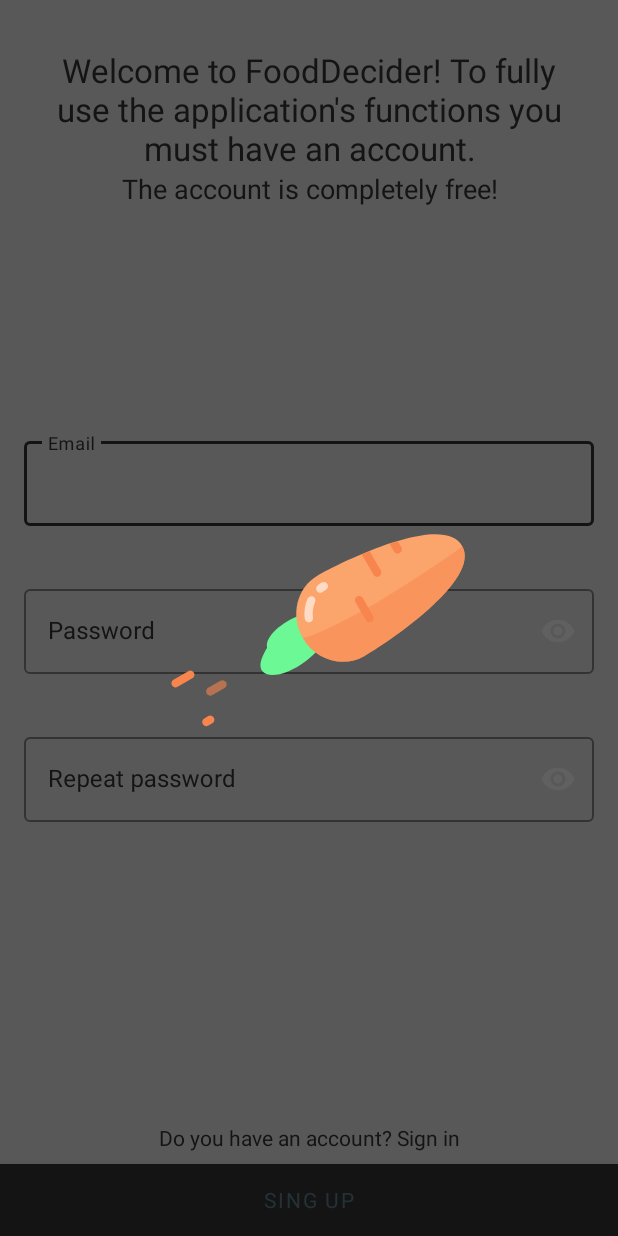
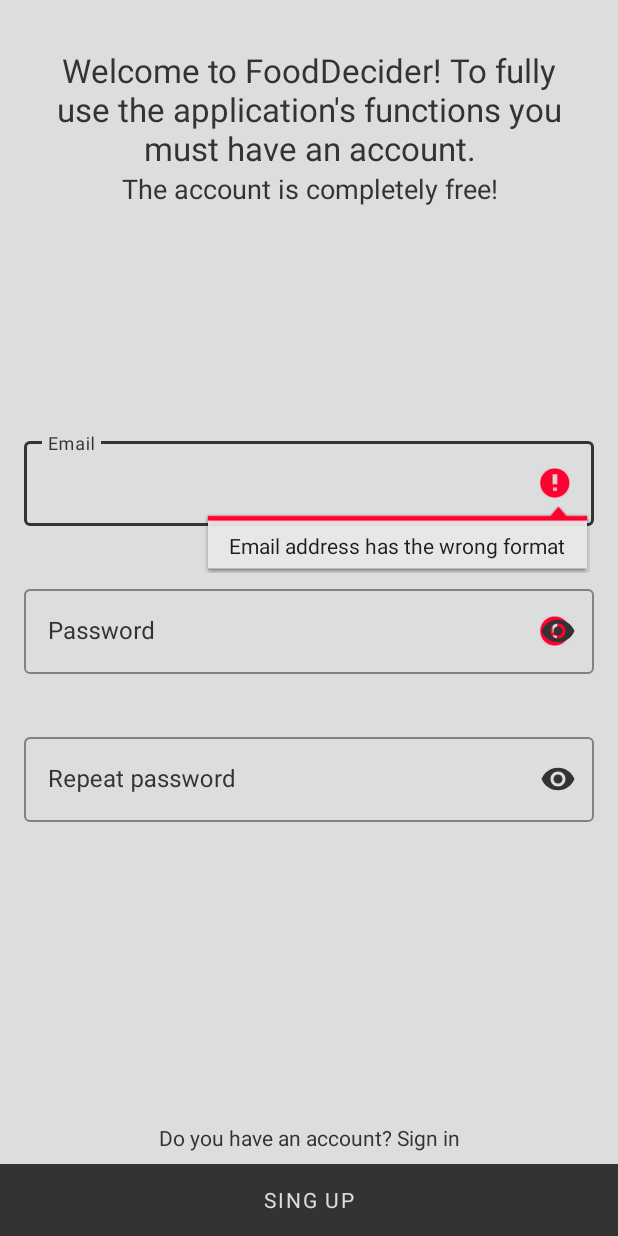
Before and after one commit to RowickaM/fooddecider, an Android app: the RegistrationActivity screen opened directly, with no data from a screen before it, after a tap on "SING UP", on a phone screen of 412 x 824 dp. Run offline under Robolectric (Android 15) with nearby library versions, the light colour scheme and no system bars; Roboto replaces fonts that are not available here.

Commit message:
form validation

```diff
--- a/app/build.gradle
+++ b/app/build.gradle
@@ -32,7 +32,6 @@
     implementation 'androidx.appcompat:appcompat:1.1.0'
     implementation 'androidx.core:core-ktx:1.3.0'
 
-
     implementation 'androidx.annotation:annotation:1.1.0'
     implementation 'androidx.lifecycle:lifecycle-extensions:2.2.0'
     implementation 'androidx.legacy:legacy-support-v4:1.0.0'
--- a/app/src/main/java/com/gunginr/dinnerdecider/util/Functions.kt
+++ b/app/src/main/java/com/gunginr/dinnerdecider/util/Functions.kt
@@ -6,6 +6,7 @@
 import android.graphics.Bitmap
 import android.graphics.BitmapFactory
 import android.text.Editable
+import android.util.Log
 import android.view.View
 import android.view.inputmethod.InputMethodManager
 import android.widget.TextView
@@ -13,6 +14,10 @@
 import com.google.android.gms.common.util.Base64Utils
 import com.gunginr.dinnerdecider.R
 import java.util.*
+
+private const val EMAIL_PATTERN = "^[A-Za-z](.*)([@]{1})(.{1,})(\\.)(.{1,})"
+private const val PASSWORD_PATTERN =
+    "^(?=.*[0-9])(?=.*[a-z])(?=.*[A-Z])(?=.*[!@#$%^&*.?])(?=\\S+$).{6,}$"
 
 fun isExist(name: String, list: ArrayList<String>): Boolean {
     return list.find { it.toUpperCase(Locale.getDefault()) == name.toUpperCase(Locale.getDefault()) } != null
@@ -58,3 +63,23 @@
         this.setTextColor(ContextCompat.getColor(activity, R.color.grey))
     }
 }
+
+fun isEmailValid(email: String): Boolean {
+    return if (EMAIL_PATTERN.toRegex().matches(email)) {
+        Log.d("VALIDATOR", "email is valid")
+        true
+    } else {
+        Log.d("VALIDATOR", "email is not valid")
+        false
+    }
+}
+
+fun isPasswordValid(password: String): Boolean {
+    return if (PASSWORD_PATTERN.toRegex().matches(password)) {
+        Log.d("VALIDATOR", "password is valid")
+        true
+    } else {
+        Log.d("VALIDATOR", "password is not valid")
+        false
+    }
+}
--- a/app/src/main/java/com/gunginr/dinnerdecider/view/activity/authorization/RegistrationActivity.kt
+++ b/app/src/main/java/com/gunginr/dinnerdecider/view/activity/authorization/RegistrationActivity.kt
@@ -6,6 +6,8 @@
 import com.gunginr.dinnerdecider.R
 import com.gunginr.dinnerdecider.services.firebase.FirebaseAuthorisation
 import com.gunginr.dinnerdecider.util.goTo
+import com.gunginr.dinnerdecider.util.isEmailValid
+import com.gunginr.dinnerdecider.util.isPasswordValid
 import com.gunginr.dinnerdecider.view.fragment.LoadingFragment
 import kotlinx.android.synthetic.main.activity_registration.*
 
@@ -14,8 +16,10 @@
     override fun onCreate(savedInstanceState: Bundle?) {
         super.onCreate(savedInstanceState)
         setContentView(R.layout.activity_registration)
+        showPopup(false)
 
         signup.setOnClickListener {
+            if (validation()) {
                 showPopup(true)
                 FirebaseAuthorisation.singUp(
                     this,
@@ -23,6 +27,7 @@
                     passwordInput.text.toString(),
                     repeatPasswordInput.text.toString()
                 )
+            }
         }
         toLogin.setOnClickListener {
             this.goTo(LoginActivity::class.java)
@@ -42,6 +47,24 @@
         }
     }
 
+    private fun validation(): Boolean {
+        val email = emailInput.text.toString()
+        val password = passwordInput.text.toString()
+        if (isEmailValid(email) && isPasswordValid(password))
+            return true
+
+        if (!isEmailValid(email)) {
+            emailInput.error = getString(R.string.email_error)
+        }
+        if (!isPasswordValid(password)) {
+            passwordInput.error = getString(R.string.password_error)
+        }
+        if (password != repeatPasswordInput.text.toString()) {
+            repeatPasswordInput.error = getString(R.string.passwords_match_error)
+        }
+
+        return false
+    }
 
     override fun onBackPressed() {
         if (popup.visibility == View.GONE) {
--- a/app/src/main/res/layout/activity_login.xml
+++ b/app/src/main/res/layout/activity_login.xml
@@ -109,7 +109,8 @@
             app:layout_constraintEnd_toEndOf="parent"
             app:layout_constraintHorizontal_bias="0.5"
             app:layout_constraintStart_toStartOf="parent"
-            app:layout_constraintTop_toBottomOf="@id/emailInputLayout">
+            app:layout_constraintTop_toBottomOf="@id/emailInputLayout"
+            app:endIconTint="@color/grey">
 
             <com.google.android.material.textfield.TextInputEditText
                 android:id="@+id/passwordInput"
--- a/app/src/main/res/layout/activity_registration.xml
+++ b/app/src/main/res/layout/activity_registration.xml
@@ -109,7 +109,8 @@
             app:layout_constraintEnd_toEndOf="parent"
             app:layout_constraintHorizontal_bias="0.5"
             app:layout_constraintStart_toStartOf="parent"
-            app:layout_constraintTop_toBottomOf="@id/emailInputLayout">
+            app:layout_constraintTop_toBottomOf="@id/emailInputLayout"
+            app:endIconTint="@color/grey">
 
             <com.google.android.material.textfield.TextInputEditText
                 android:id="@+id/passwordInput"
@@ -136,7 +137,8 @@
             app:layout_constraintEnd_toEndOf="parent"
             app:layout_constraintHorizontal_bias="0.5"
             app:layout_constraintStart_toStartOf="parent"
-            app:layout_constraintTop_toBottomOf="@id/passwordInputLayout">
+            app:layout_constraintTop_toBottomOf="@id/passwordInputLayout"
+            app:endIconTint="@color/grey">
 
             <com.google.android.material.textfield.TextInputEditText
                 android:id="@+id/repeatPasswordInput"
--- a/app/src/main/res/values/strings.xml
+++ b/app/src/main/res/values/strings.xml
@@ -39,4 +39,7 @@
     <string name="back_to_main_screen">Back to main screen</string>
     <string name="try_again_later">Please try again later</string>
     <string name="something_went_wrong">Something went wrong…</string>
+    <string name="email_error">Email address has the wrong format</string>
+    <string name="password_error">The password should be at least 6 characters, have uppercase and lowercase letters, and at least one number and special character (! @ # $ % ^ &amp; * . ?)</string>
+    <string name="passwords_match_error">Passwords are not the same</string>
 </resources>
--- a/app/src/main/res/values/styles.xml
+++ b/app/src/main/res/values/styles.xml
@@ -11,7 +11,7 @@
 
     <style name="buttonStyle" parent="@style/Widget.MaterialComponents.Button">
         <item name="android:background">@color/grey</item>
-        <item name="android:textColor">@color/greenDark</item>
+        <item name="android:textColor">@color/bgColor</item>
         <item name="android:insetBottom">0dp</item>
         <item name="android:insetTop">0dp</item>
     </style>
```
Also changed, not shown: app/src/main/java/com/gunginr/dinnerdecider/view/activity/authorization/LoginActivity.kt (+21 -1 lines), 1 other file. Lines whose indentation alone changed are shown as unchanged.
